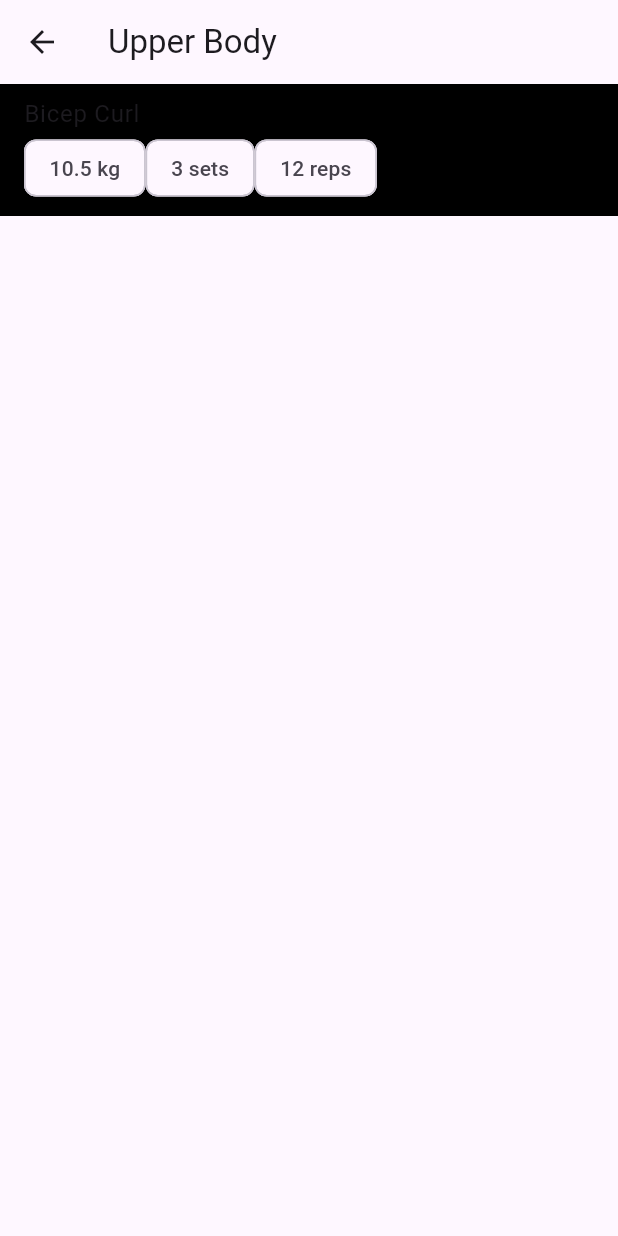
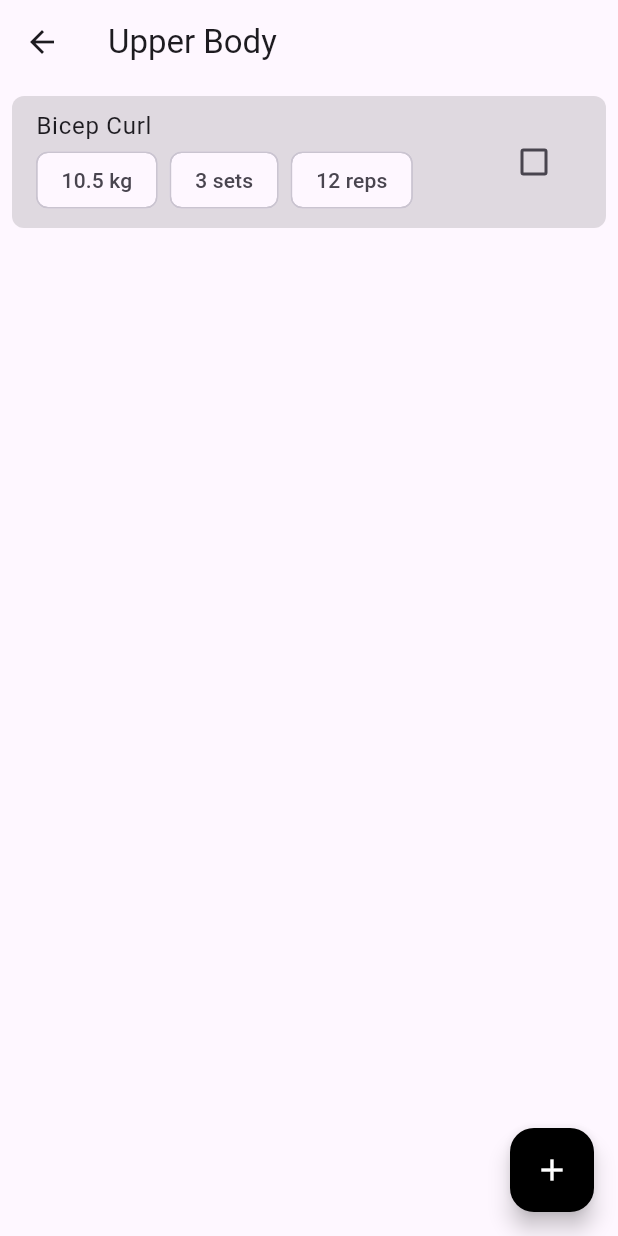
Before and after one commit to arshvinw5/WorkoutApp, a Flutter app: the screen it shows after launch, after a tap on the "arrow forward ios" icon, on a phone screen of 412 x 824 dp. Run offline on Flutter 3.47's test engine with Material 3 defaults, Android fonts, the phone set to English and light mode, and no system bars; missing offline and left inert: dart:ffi.

Commit message:
add exercise screen then add HIVE

```diff
--- a/lib/components/exercises_title.dart
+++ b/lib/components/exercises_title.dart
@@ -6,6 +6,7 @@ class ExercisesTitle extends StatelessWidget {
   final int sets;
   final int reps;
   final bool isDone;
+  final Function(bool?)? onCheckBoxFunction;
 
   const ExercisesTitle(
       {super.key,
@@ -13,21 +14,35 @@ class ExercisesTitle extends StatelessWidget {
       required this.weight,
       required this.sets,
       required this.reps,
-      required this.isDone});
+      required this.isDone,
+      required this.onCheckBoxFunction});
 
   @override
   Widget build(BuildContext context) {
     return Container(
-      color: Colors.black,
+      decoration: BoxDecoration(
+          borderRadius: BorderRadius.circular(8.0), color: Colors.black12),
       child: ListTile(
         title: Text(exerciseName),
         subtitle: Row(
+          mainAxisAlignment: MainAxisAlignment.start,
           children: [
-            Chip(label: Text('${weight.toString()} kg')),
-            Chip(label: Text('${sets.toString()} sets')),
+            Padding(
+              padding: const EdgeInsets.only(right: 8.0),
+              child: Chip(
+                  label: Text(
+                '${weight.toString()} kg',
+              )),
+            ),
+            Padding(
+              padding: const EdgeInsets.only(right: 8.0),
+              child: Chip(label: Text('${sets.toString()} sets')),
+            ),
             Chip(label: Text('${reps.toString()} reps'))
           ],
         ),
+        trailing: Checkbox(
+            value: isDone, onChanged: (value) => onCheckBoxFunction!(isDone)),
       ),
     );
   }
--- a/pubspec.yaml
+++ b/pubspec.yaml
@@ -35,6 +35,8 @@ dependencies:
   # Use with the CupertinoIcons class for iOS style icons.
   cupertino_icons: ^1.0.8
   provider: ^6.1.2
+  hive: ^2.2.3
+  hive_flutter: ^1.1.0
 
 dev_dependencies:
   flutter_test:
```
Also changed, not shown: lib/screens/home_screen.dart (+4 -3 lines), lib/screens/workout_screen.dart (+132 -6 lines), pubspec.lock, 5 other files.
